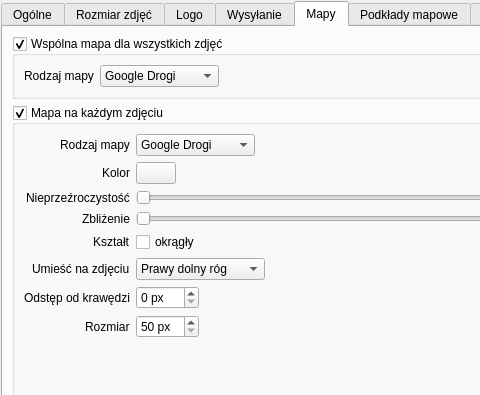
The window that settings/settingsdialog.ui (fotorelacjonusz/classic) describes before a commit, drawn with Qt 5; both pictures show x 0 to 480 and y 0 to 395 of the 695 by 537 pixel window.
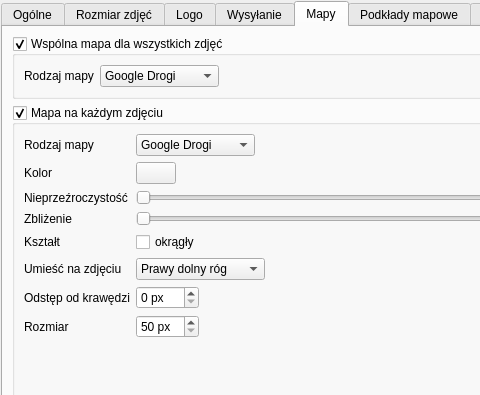
The same window after the commit. The open tabs and pages were chosen to show the change. Icons and pictures are not drawn. Custom widgets are drawn as their Qt base class.

Diff of the .ui file:
```diff
--- a/settings/settingsdialog.ui
+++ b/settings/settingsdialog.ui
@@ -759,9 +759,6 @@
           <property name="fieldGrowthPolicy">
            <enum>QFormLayout::ExpandingFieldsGrow</enum>
           </property>
-          <property name="labelAlignment">
-           <set>Qt::AlignRight|Qt::AlignTrailing|Qt::AlignVCenter</set>
-          </property>
           <item row="0" column="0">
            <widget class="QLabel" name="imageMapTypeLabel">
             <property name="text">
```
Left out of the diff: 15 changed lines with no effect on the pictures.
